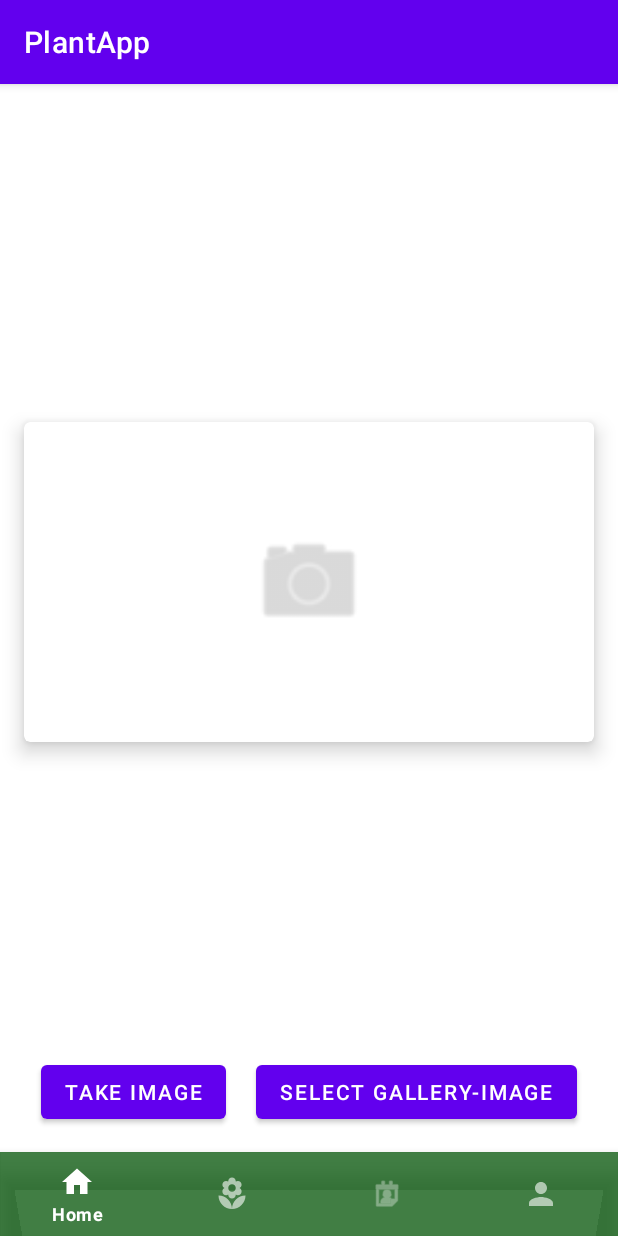
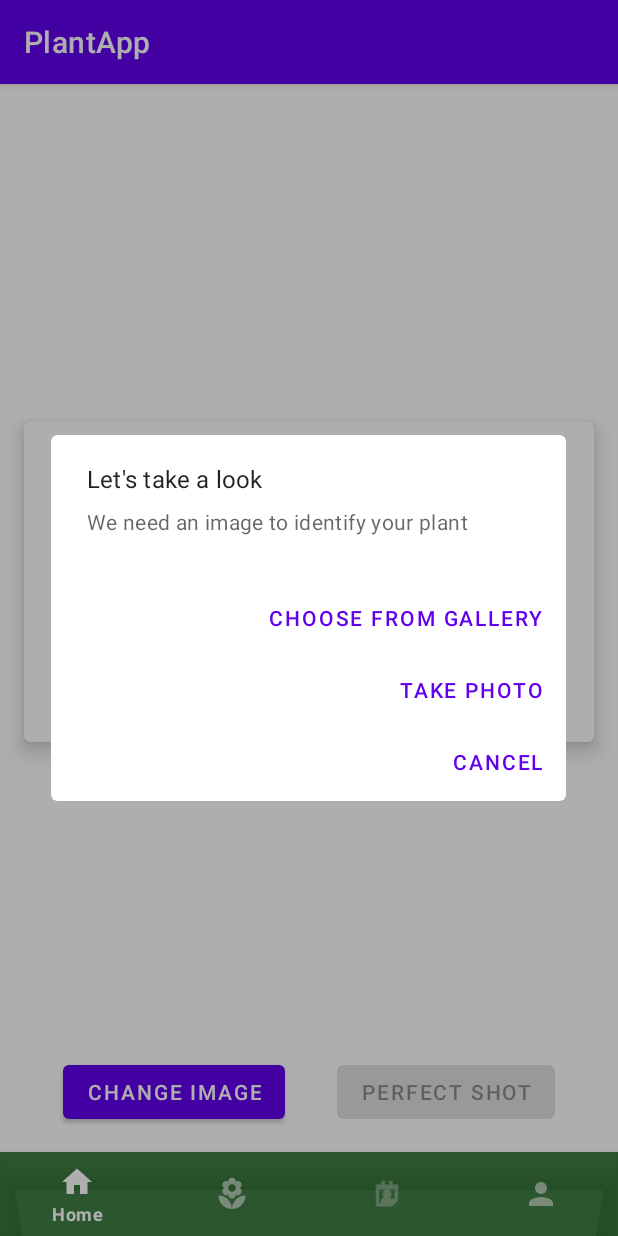
Before and after one commit to emepox/Plapp, an Android app: the SearchByPictureFragment screen opened through its navigation route, on a phone screen of 412 x 824 dp. Run offline under Robolectric (Android 15) with nearby library versions, the phone set to English and light mode, and no system bars; our stand-ins replace navigation-ui; pictures from the network do not load.

Commit message:
added SearchByPictureViewModel

```diff
--- a/app/src/main/java/com/switcherette/plantapp/addPlant/view/SearchByPictureFragment.kt
+++ b/app/src/main/java/com/switcherette/plantapp/addPlant/view/SearchByPictureFragment.kt
@@ -1,68 +1,96 @@
 package com.switcherette.plantapp.addPlant.view
+
 
 import android.net.Uri
 import android.os.Bundle
 import androidx.fragment.app.Fragment
-import android.view.LayoutInflater
 import android.view.View
-import android.view.ViewGroup
 import androidx.activity.result.contract.ActivityResultContracts
-import androidx.core.content.FileProvider
 import androidx.lifecycle.lifecycleScope
-import com.switcherette.plantapp.BuildConfig
+import androidx.navigation.fragment.findNavController
+import com.google.android.material.dialog.MaterialAlertDialogBuilder
 import com.switcherette.plantapp.R
-import com.switcherette.plantapp.databinding.FragmentSearchByNameBinding
+import com.switcherette.plantapp.addPlant.viewmodel.SearchByPictureViewModel
 import com.switcherette.plantapp.databinding.FragmentSearchByPictureBinding
-import java.io.File
+import org.koin.androidx.viewmodel.ext.android.viewModel
 
 class SearchByPictureFragment : Fragment(R.layout.fragment_search_by_picture) {
 
+    private val searchPicVM: SearchByPictureViewModel by viewModel()
     private lateinit var binding: FragmentSearchByPictureBinding
 
     override fun onViewCreated(view: View, savedInstanceState: Bundle?) {
         super.onViewCreated(view, savedInstanceState)
         binding = FragmentSearchByPictureBinding.bind(view)
 
+        observeConfirmationBtn()
+        showOptionsDialog()
         setClickListeners()
     }
 
+    private fun observeConfirmationBtn() {
+        searchPicVM.finalUri.observe(viewLifecycleOwner) {
+            if (it != null) binding.btnConfirmImage.isEnabled = true
+        }
+    }
+
     private fun setClickListeners() {
-        binding.btnTakeImage.setOnClickListener { takeImage() }
-        binding.btnSelectImage.setOnClickListener { selectImageFromGallery() }
+        binding.btnChangeImage.setOnClickListener { showOptionsDialog() }
+        binding.btnConfirmImage.setOnClickListener {
+            findNavController().navigate(R.id.action_searchByPictureFragment_to_plantFormFragment,
+                Bundle().apply {
+                    putString("imageURI", searchPicVM.finalUri.value?.toString())
+                })
+        }
     }
+
+    private fun showOptionsDialog() {
+        MaterialAlertDialogBuilder(requireContext())
+            .setTitle("Let's take a look")
+            .setMessage("We need an image to identify your plant")
+            .setNeutralButton("Cancel") { dialog, which ->
+                dialog.dismiss()
+            }
+            .setNegativeButton("Take photo") { dialog, which ->
+                takeImage()
+            }
+            .setPositiveButton("Choose from gallery") { dialog, which ->
+                selectImageFromGallery()
+            }
+            .show()
+    }
+
+    private var latestTmpUri: Uri? = null
+    private val previewImage by lazy { binding.ivPreview }
 
     private fun takeImage() {
         lifecycleScope.launchWhenStarted {
-            getTmpFileUri().let { uri ->
+            searchPicVM.getTmpFileUri().let { uri ->
                 latestTmpUri = uri
+                searchPicVM.finalUri.value = uri
                 takeImageResult.launch(uri)
             }
         }
     }
 
-    private val takeImageResult = registerForActivityResult(ActivityResultContracts.TakePicture()) { isSuccess ->
-        if (isSuccess) {
-            latestTmpUri?.let { uri ->
-                previewImage.setImageURI(uri)
+    private val takeImageResult =
+        registerForActivityResult(ActivityResultContracts.TakePicture()) { isSuccess ->
+            if (isSuccess) {
+                latestTmpUri?.let { uri ->
+                    previewImage.setImageURI(uri)
+                }
             }
         }
-    }
 
     private fun selectImageFromGallery() = selectImageFromGalleryResult.launch("image/*")
 
-    private val selectImageFromGalleryResult = registerForActivityResult(ActivityResultContracts.GetContent()) { uri: Uri? ->
-        uri?.let { previewImage.setImageURI(uri) }
-    }
-
-    private var latestTmpUri: Uri? = null
-    private val previewImage by lazy { binding.ivPreview }
-
-    private fun getTmpFileUri(): Uri {
-        val tmpFile = File.createTempFile("tmp_image_file", ".png", requireContext().cacheDir).apply {
-            createNewFile()
-            deleteOnExit()
+    private val selectImageFromGalleryResult =
+        registerForActivityResult(ActivityResultContracts.GetContent()) { uri: Uri? ->
+            uri?.let {
+                previewImage.setImageURI(uri)
+                searchPicVM.finalUri.value = uri
+            }
         }
 
-        return FileProvider.getUriForFile(requireContext(), "${BuildConfig.APPLICATION_ID}.provider", tmpFile)
-    }
+
 }
--- /dev/null
+++ b/app/src/main/java/com/switcherette/plantapp/addPlant/viewModel/SearchByPictureViewModel.kt
@@ -0,0 +1,34 @@
+package com.switcherette.plantapp.addPlant.viewmodel
+
+import android.content.Context
+import android.net.Uri
+import androidx.core.content.ContentProviderCompat.requireContext
+import androidx.core.content.FileProvider
+import androidx.lifecycle.MutableLiveData
+import androidx.lifecycle.ViewModel
+import com.switcherette.plantapp.BuildConfig
+import org.koin.core.component.KoinComponent
+import org.koin.core.component.inject
+import java.io.File
+
+
+class SearchByPictureViewModel : ViewModel(), KoinComponent {
+
+    val context: Context by inject()
+
+    var finalUri: MutableLiveData<Uri> = MutableLiveData()
+
+    fun getTmpFileUri(): Uri {
+        val tmpFile =
+            File.createTempFile("tmp_image_file", ".png", context.cacheDir).apply {
+                createNewFile()
+                deleteOnExit()
+            }
+        return FileProvider.getUriForFile(
+            context,
+            "${BuildConfig.APPLICATION_ID}.provider",
+            tmpFile
+        )
+    }
+
+}
--- a/app/src/main/java/com/switcherette/plantapp/addPlant/viewmodel/addViewmodel.kt
+++ /dev/null
@@ -1,4 +0,0 @@
-package com.switcherette.plantapp.addPlant.viewmodel
-
-class addViewmodel {
-}
--- a/app/src/main/java/com/switcherette/plantapp/di/KoinGraph.kt
+++ b/app/src/main/java/com/switcherette/plantapp/di/KoinGraph.kt
@@ -1,11 +1,14 @@
 package com.switcherette.plantapp.di
 
+import com.switcherette.plantapp.addPlant.viewmodel.SearchByPictureViewModel
 import com.switcherette.plantapp.data.repositories.PlantIdRepo
+import org.koin.androidx.viewmodel.dsl.viewModel
 import org.koin.dsl.module
 
 object KoinGraph {
 
     val mainModule = module {
         single { PlantIdRepo() }
+        viewModel { SearchByPictureViewModel() }
     }
 }
--- a/app/src/main/res/layout/fragment_search_by_picture.xml
+++ b/app/src/main/res/layout/fragment_search_by_picture.xml
@@ -36,30 +36,31 @@ tools:context=".MainActivity">
 </com.google.android.material.card.MaterialCardView>
 
 <com.google.android.material.button.MaterialButton
-    android:id="@+id/btnTakeImage"
+    android:id="@+id/btnChangeImage"
     android:layout_width="wrap_content"
     android:layout_height="wrap_content"
     android:layout_marginStart="16dp"
     android:layout_marginEnd="4dp"
     android:layout_marginBottom="16dp"
-    android:text="Take image"
+    android:text="Change image"
     app:layout_constraintBottom_toBottomOf="parent"
-    app:layout_constraintEnd_toStartOf="@+id/btnSelectImage"
+    app:layout_constraintEnd_toStartOf="@+id/btnConfirmImage"
     app:layout_constraintHorizontal_bias="0.5"
     app:layout_constraintStart_toStartOf="parent" />
 
 <com.google.android.material.button.MaterialButton
-    android:id="@+id/btnSelectImage"
+    android:id="@+id/btnConfirmImage"
     android:layout_width="wrap_content"
     android:layout_height="wrap_content"
     android:layout_marginStart="4dp"
     android:layout_marginEnd="16dp"
     android:layout_marginBottom="16dp"
-    android:text="Select gallery-image"
+    android:enabled="false"
+    android:text="Perfect shot"
     app:layout_constraintBottom_toBottomOf="parent"
     app:layout_constraintEnd_toEndOf="parent"
     app:layout_constraintHorizontal_bias="0.5"
-    app:layout_constraintStart_toEndOf="@+id/btnTakeImage" />
+    app:layout_constraintStart_toEndOf="@+id/btnChangeImage" />
 
 <androidx.constraintlayout.widget.Barrier
     android:id="@+id/button_barrier"
@@ -67,6 +68,6 @@ tools:context=".MainActivity">
     android:layout_height="wrap_content"
     app:barrierDirection="top"
     app:barrierMargin="16dp"
-    app:constraint_referenced_ids="btnTakeImage,btnSelectImage" />
+    app:constraint_referenced_ids="btnChangeImage,btnConfirmImage" />
 
 </androidx.constraintlayout.widget.ConstraintLayout>
```
